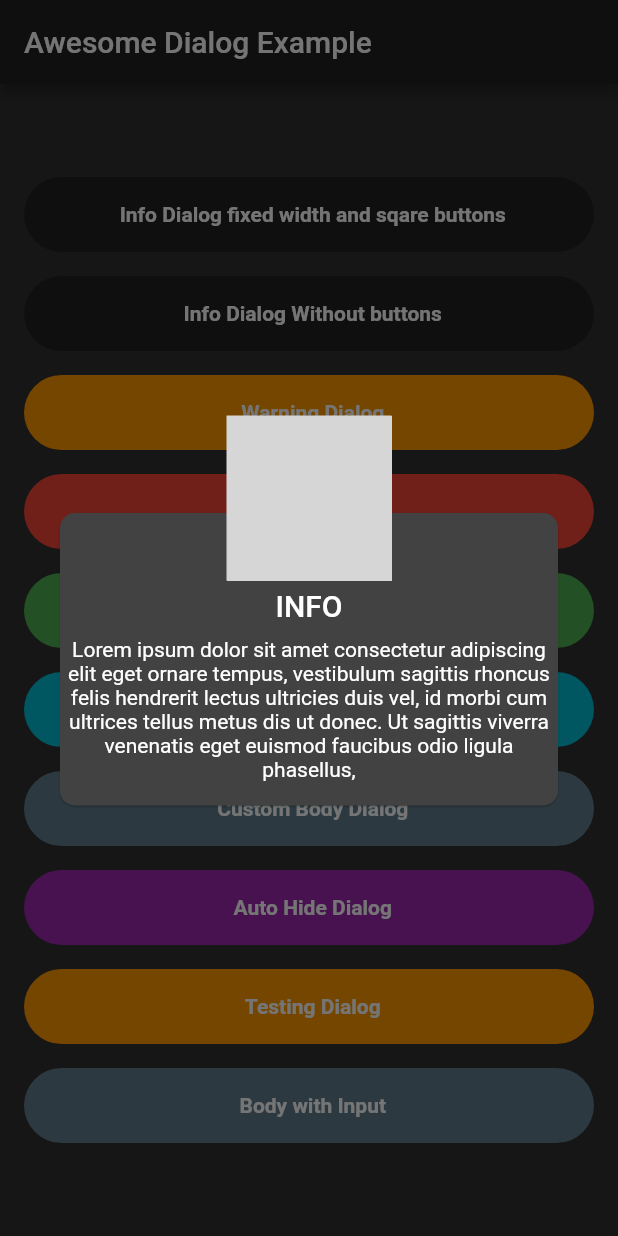
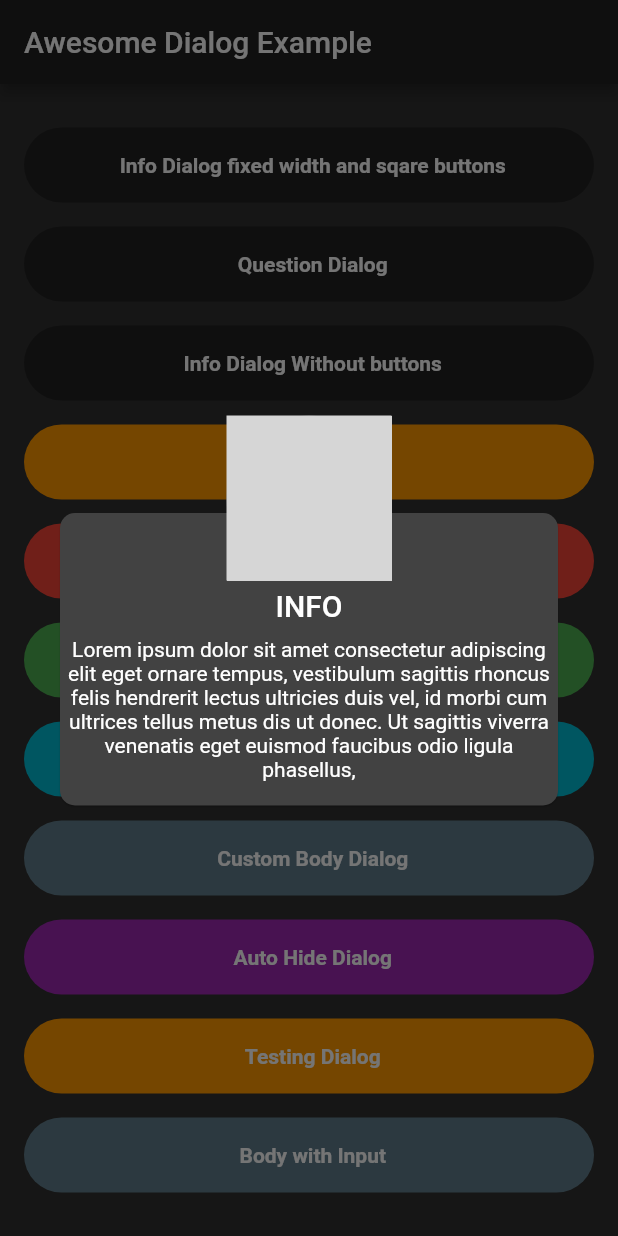
Before and after one commit to marcos930807/awesomeDialogs, a Flutter app: the screen it shows after launch, after a tap on "Info Dialog Without buttons", on a phone screen of 412 x 824 dp. Run offline on Flutter 3.47's test engine with Material 2 defaults, Android fonts, the phone set to English and light mode, and no system bars; drawn by our look-alikes of flare_flutter; our stand-ins replace simple_animations; grey boxes are pictures that could not be loaded.

Commit message:
Added Question Dialog Type and Fixed Info Dialog Type.

```diff
--- a/example/lib/main.dart
+++ b/example/lib/main.dart
@@ -60,11 +60,30 @@ class _HomePageState extends State<HomePage> {
                   height: 16,
                 ),
                 AnimatedButton(
+                  text: 'Question Dialog',
+                  pressEvent: () {
+                    AwesomeDialog(
+                      context: context,
+                      dialogType: DialogType.QUESTION,
+                      headerAnimationLoop: false,
+                      animType: AnimType.BOTTOMSLIDE,
+                      title: 'Question',
+                      desc: 'Dialog description here...',
+                      showCloseIcon: true,
+                      btnCancelOnPress: () {},
+                      btnOkOnPress: () {},
+                    )..show();
+                  },
+                ),
+                SizedBox(
+                  height: 16,
+                ),
+                AnimatedButton(
                   text: 'Info Dialog Without buttons',
                   pressEvent: () {
                     AwesomeDialog(
                       context: context,
-                      headerAnimationLoop: false,
+                      headerAnimationLoop: true,
                       animType: AnimType.BOTTOMSLIDE,
                       title: 'INFO',
                       desc:
--- a/lib/awesome_dialog.dart
+++ b/lib/awesome_dialog.dart
@@ -10,7 +10,7 @@ export 'src/animated_button.dart';
 export 'src/anims/flare_header.dart';
 export 'src/anims/anims.dart';
 
-enum DialogType { INFO, WARNING, ERROR, SUCCES, NO_HEADER }
+enum DialogType { INFO, WARNING, ERROR, SUCCES, QUESTION, NO_HEADER }
 enum AnimType { SCALE, LEFTSLIDE, RIGHSLIDE, BOTTOMSLIDE, TOPSLIDE }
 
 class AwesomeDialog {
--- a/lib/src/anims/flare_header.dart
+++ b/lib/src/anims/flare_header.dart
@@ -3,8 +3,7 @@ import 'package:flare_flutter/flare_actor.dart';
 import 'package:flutter/material.dart';
 
 class FlareHeader extends StatelessWidget {
-  const FlareHeader({Key key, @required this.dialogType, @required this.loop})
-      : super(key: key);
+  const FlareHeader({Key key, @required this.dialogType, @required this.loop}) : super(key: key);
   final DialogType dialogType;
   final bool loop;
 
@@ -13,12 +12,19 @@ class FlareHeader extends StatelessWidget {
     switch (dialogType) {
       case DialogType.INFO:
         return FlareActor(
-          loop
-              ? "packages/awesome_dialog/assets/flare/info.flr"
-              : "packages/awesome_dialog/assets/flare/info_without_loop.flr",
+          "packages/awesome_dialog/assets/flare/info2.flr",
           alignment: Alignment.center,
           fit: BoxFit.cover,
-          animation: 'appear',
+          animation: loop ? 'appear_loop' : 'appear',
+          callback: (call) {},
+        );
+        break;
+      case DialogType.QUESTION:
+        return FlareActor(
+          "packages/awesome_dialog/assets/flare/question.flr",
+          alignment: Alignment.center,
+          fit: BoxFit.cover,
+          animation: loop ? 'anim_loop' : 'anim',
           callback: (call) {},
         );
         break;
```
Also changed, not shown: 3 other files.
